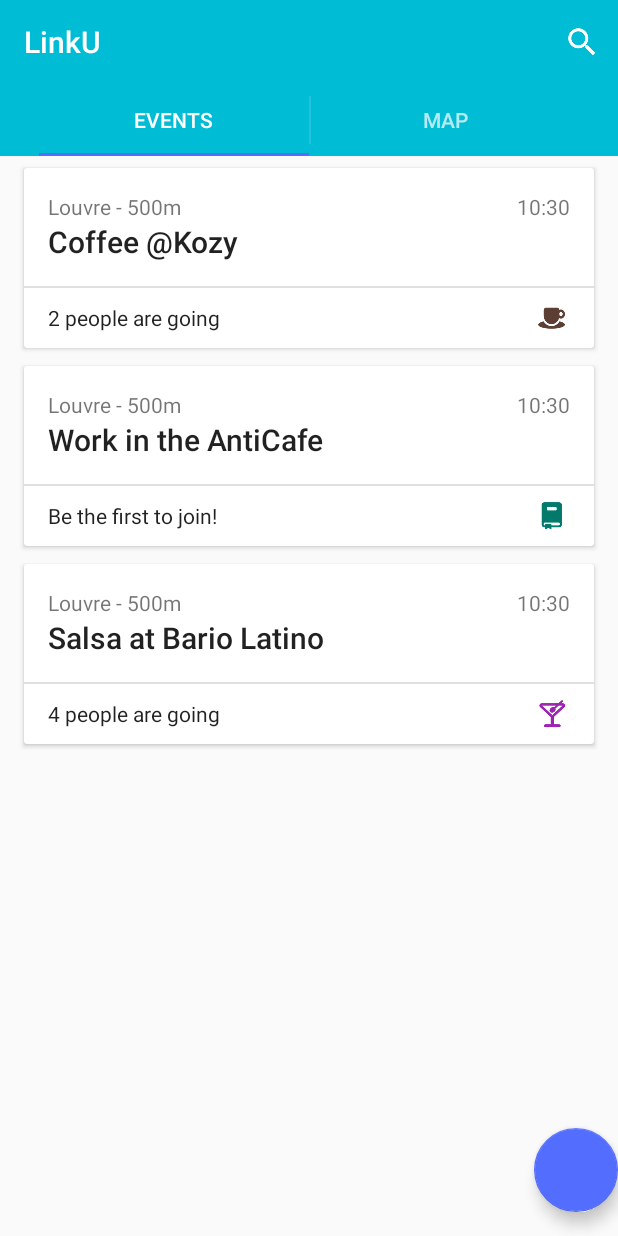
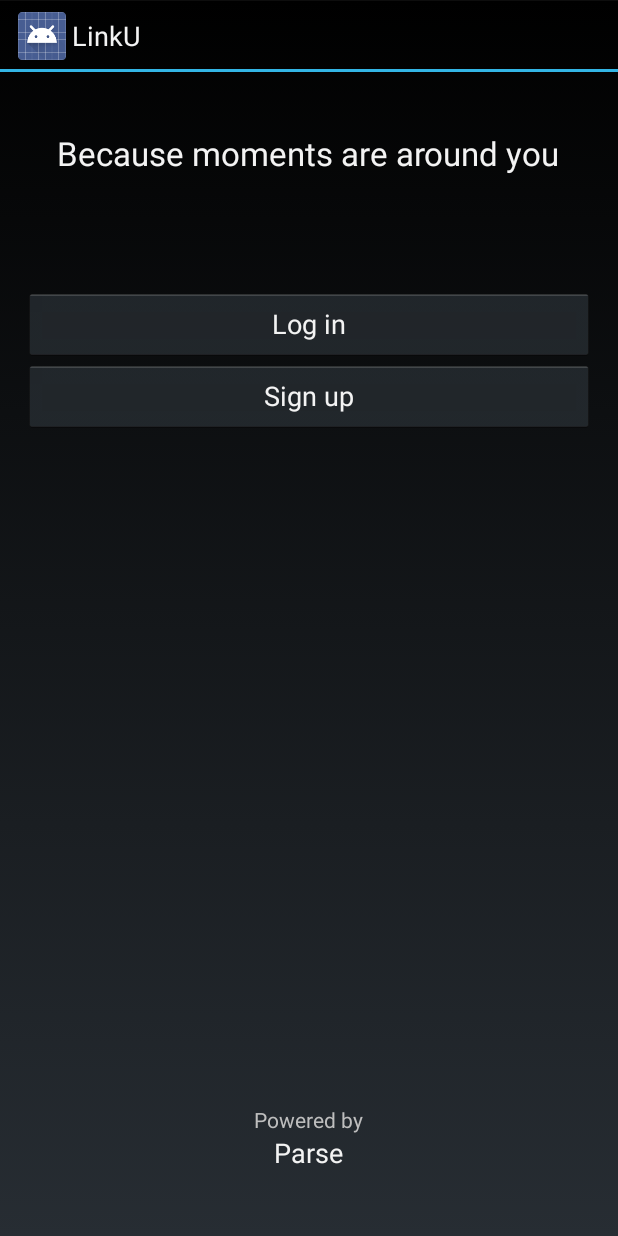
Before and after one commit to bdumeljic/linku, an Android app: the screen it shows after launch (EventsActivity before the commit, WelcomeActivity after it), on a phone screen of 412 x 824 dp. Run offline under Robolectric (Android 15) with nearby library versions, the phone set to English and light mode, and no system bars; plain views replace FloatingActionButton; 2 statements that could not run were skipped.

Commit message:
added login and signup activities and layouts

```diff
--- /dev/null
+++ b/app/src/main/java/com/bdlabs_linku/linku/DispatchActivity.java
@@ -0,0 +1,31 @@
+package com.bdlabs_linku.linku;
+
+import android.app.Activity;
+import android.content.Intent;
+import android.os.Bundle;
+
+import com.parse.ParseUser;
+
+/**
+ * Activity which starts an intent for either the logged in (MainActivity) or logged out
+ * (SignUpOrLoginActivity) activity.
+ */
+public class DispatchActivity extends Activity {
+
+  public DispatchActivity() {
+  }
+
+  @Override
+  protected void onCreate(Bundle savedInstanceState) {
+    super.onCreate(savedInstanceState);
+    // Check if there is current user info
+    if (ParseUser.getCurrentUser() != null) {
+      // Start an intent for the logged in activity
+      startActivity(new Intent(this, EventsActivity.class));
+    } else {
+      // Start and intent for the logged out activity
+      startActivity(new Intent(this, WelcomeActivity.class));
+    }
+  }
+
+}
--- a/app/src/main/java/com/bdlabs_linku/linku/EventsActivity.java
+++ b/app/src/main/java/com/bdlabs_linku/linku/EventsActivity.java
@@ -49,7 +49,7 @@ public class EventsActivity extends ActionBarActivity implements MapEventsFragme
     @Override
     protected void onCreate(Bundle savedInstanceState) {
         super.onCreate(savedInstanceState);
-        setContentView(R.layout.activity_events);
+        setContentView(R.layout.activity_welcome);
 
         // Set up the action bar.
         final ActionBar actionBar = getSupportActionBar();
--- /dev/null
+++ b/app/src/main/java/com/bdlabs_linku/linku/WelcomeActivity.java
@@ -0,0 +1,38 @@
+package com.bdlabs_linku.linku;
+
+import android.app.Activity;
+import android.content.Intent;
+import android.os.Bundle;
+import android.view.View;
+import android.view.View.OnClickListener;
+import android.widget.Button;
+
+/**
+ * Activity which displays a registration screen to the user.
+ */
+public class WelcomeActivity extends Activity {
+
+  @Override
+  protected void onCreate(Bundle savedInstanceState) {
+    super.onCreate(savedInstanceState);
+    setContentView(R.layout.activity_welcome);
+
+    // Log in button click handler
+    Button loginButton = (Button) findViewById(R.id.login_button);
+    loginButton.setOnClickListener(new OnClickListener() {
+      public void onClick(View v) {
+        // Starts an intent of the log in activity
+        startActivity(new Intent(WelcomeActivity.this, LoginActivity.class));
+      }
+    });
+
+    // Sign up button click handler
+    Button signupButton = (Button) findViewById(R.id.signup_button);
+    signupButton.setOnClickListener(new OnClickListener() {
+      public void onClick(View v) {
+        // Starts an intent for the sign up activity
+        startActivity(new Intent(WelcomeActivity.this, SignUpActivity.class));
+      }
+    });
+  }
+}
--- /dev/null
+++ b/app/src/main/res/layout/activity_welcome.xml
@@ -0,0 +1,65 @@
+<RelativeLayout xmlns:android="http://schemas.android.com/apk/res/android"
+    xmlns:tools="http://schemas.android.com/tools"
+    style="@android:style/Theme.Holo"
+    android:layout_width="match_parent"
+    android:layout_height="match_parent"
+    android:paddingBottom="@dimen/activity_vertical_margin"
+    android:paddingLeft="@dimen/activity_horizontal_margin"
+    android:paddingRight="@dimen/activity_horizontal_margin"
+    android:paddingTop="@dimen/activity_vertical_margin"
+    tools:context=".WelcomeActivity" >
+
+    <Button
+        android:id="@+id/login_button"
+        android:layout_width="wrap_content"
+        android:layout_height="wrap_content"
+        android:layout_alignParentLeft="true"
+        android:layout_alignParentRight="true"
+        android:layout_alignParentStart="true"
+        android:layout_alignParentEnd="true"
+        android:layout_alignParentTop="true"
+        android:layout_marginTop="128dp"
+        android:text="@string/login" />
+
+    <Button
+        android:id="@+id/signup_button"
+        android:layout_width="wrap_content"
+        android:layout_height="wrap_content"
+        android:layout_alignParentLeft="true"
+        android:layout_alignParentRight="true"
+        android:layout_alignParentStart="true"
+        android:layout_alignParentEnd="true"
+        android:layout_below="@id/login_button"
+        android:text="@string/signup" />
+
+    <TextView
+        android:id="@+id/textview_1"
+        android:layout_width="wrap_content"
+        android:layout_height="wrap_content"
+        android:layout_alignParentBottom="true"
+        android:layout_centerHorizontal="true"
+        android:layout_marginBottom="52dp"
+        android:text="@string/powered_by"
+        android:textAppearance="?android:attr/textAppearanceSmall" />
+
+    <TextView
+        android:id="@+id/textview_2"
+        android:layout_width="wrap_content"
+        android:layout_height="wrap_content"
+        android:layout_alignTop="@+id/textview_1"
+        android:layout_centerHorizontal="true"
+        android:layout_marginTop="19dp"
+        android:text="@string/parse"
+        android:textAppearance="?android:attr/textAppearanceMedium" />
+
+    <TextView
+        android:id="@+id/textview_3"
+        android:layout_width="wrap_content"
+        android:layout_height="wrap_content"
+        android:layout_alignParentTop="true"
+        android:layout_centerHorizontal="true"
+        android:layout_marginTop="23dp"
+        android:text="@string/slogan"
+        android:textAppearance="?android:attr/textAppearanceLarge" />
+
+</RelativeLayout>
--- a/app/src/main/res/values/strings.xml
+++ b/app/src/main/res/values/strings.xml
@@ -31,4 +31,11 @@
     <string name="title_events">Events</string>
     <string name="hello_blank_fragment">Hello blank fragment</string>
 
+    <!-- Login / SignUp -->
+    <string name="login">Log in</string>
+    <string name="signup">Sign up</string>
+    <string name="powered_by">Powered by</string>
+    <string name="parse">Parse</string>
+    <string name="slogan">Because moments are around you</string>
+
 </resources>
--- a/app/src/main/res/values/styles.xml
+++ b/app/src/main/res/values/styles.xml
@@ -71,4 +71,9 @@
         <item name="android:shadowRadius">1</item>
         <item name="android:textAllCaps">true</item>
     </style>
+    <style name="LoginFormContainer">
+        <item name="android:layout_width">match_parent</item>
+        <item name="android:layout_height">wrap_content</item>
+        <item name="android:padding">16dp</item>
+    </style>
 </resources>
```
Also changed, not shown: app/src/main/AndroidManifest.xml (+13 -0 lines), app/src/main/java/com/bdlabs_linku/linku/LoginActivity.java (added, +105 -0 lines), app/src/main/java/com/bdlabs_linku/linku/SignUpActivity.java (added, +122 -0 lines), app/src/main/res/layout/activity_login.xml (added, +49 -0 lines), app/src/main/res/layout/activity_signup.xml (added, +58 -0 lines), app/src/main/res/values/strings_activity_login.xml (added, +18 -0 lines), 2 other files.
